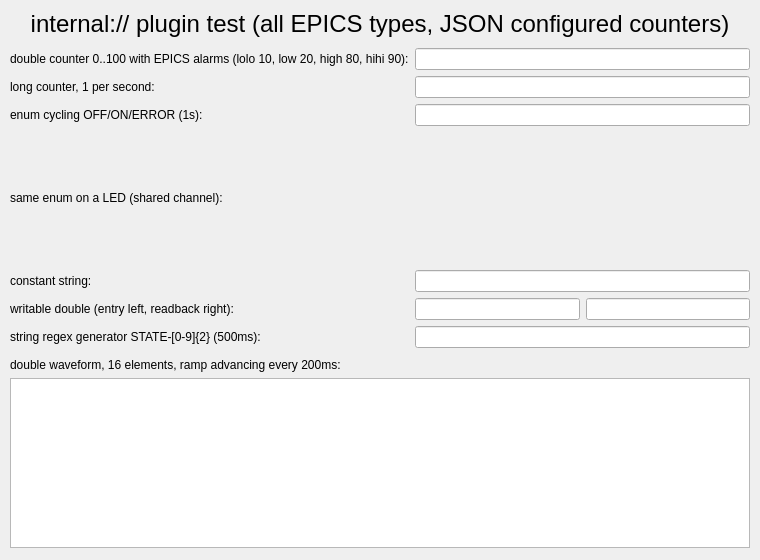
Before: the Qt Designer form caQtDM_Tests/internalplugintest.ui in CraftingDragon007/caqtdm, drawn with Qt 5.
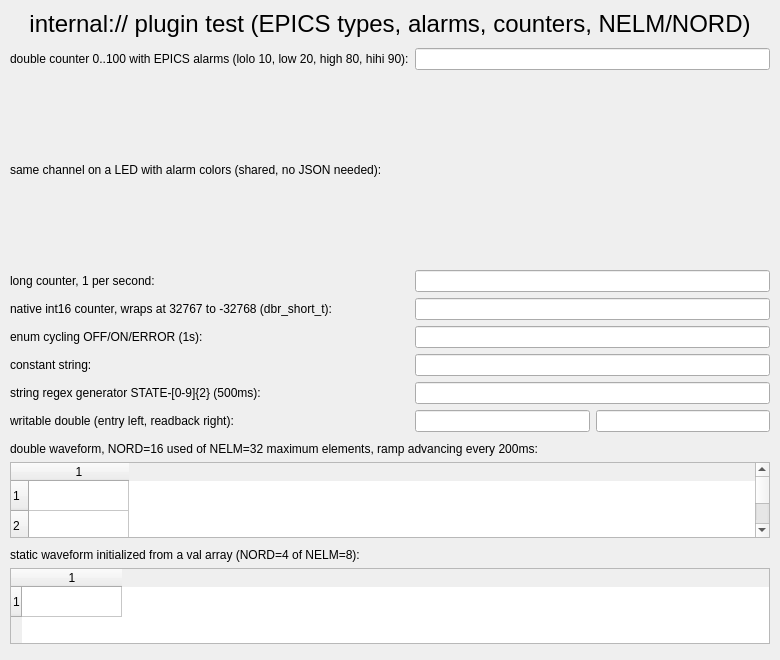
After: the same form once the commit is applied. Custom widgets are drawn as their Qt base class.

Commit message: nord and nelm like EPICS

```diff
--- a/caQtDM_Tests/internalplugintest.ui
+++ b/caQtDM_Tests/internalplugintest.ui
@@ -6,8 +6,8 @@
    <rect>
     <x>0</x>
     <y>0</y>
-    <width>760</width>
-    <height>560</height>
+    <width>780</width>
+    <height>660</height>
    </rect>
   </property>
   <property name="windowTitle">
@@ -19,7 +19,7 @@
      <rect>
       <x>10</x>
       <y>8</y>
-      <width>740</width>
+      <width>760</width>
       <height>32</height>
      </rect>
     </property>
@@ -29,7 +29,7 @@
      </font>
     </property>
     <property name="text">
-     <string>internal:// plugin test (all EPICS types, JSON configured counters)</string>
+     <string>internal:// plugin test (EPICS types, alarms, counters, NELM/NORD)</string>
     </property>
     <property name="alignment">
      <set>Qt::AlignmentFlag::AlignCenter</set>
@@ -40,8 +40,8 @@
      <rect>
       <x>10</x>
       <y>48</y>
-      <width>740</width>
-      <height>300</height>
+      <width>760</width>
+      <height>384</height>
      </rect>
     </property>
     <layout class="QGridLayout" name="gridLayout">
@@ -63,68 +63,78 @@
       </widget>
      </item>
      <item row="1" column="0">
+      <widget class="caLabel" name="calabel_ramp_led">
+       <property name="text">
+        <string>same channel on a LED with alarm colors (shared, no JSON needed):</string>
+       </property>
+      </widget>
+     </item>
+     <item row="1" column="1">
+      <widget class="caLed" name="caled_ramp">
+       <property name="channel" stdset="0">
+        <string>internal://RAMP</string>
+       </property>
+       <property name="colorMode">
+        <enum>caLed::colMode::Alarm</enum>
+       </property>
+      </widget>
+     </item>
+     <item row="2" column="0">
       <widget class="caLabel" name="calabel_count">
        <property name="text">
         <string>long counter, 1 per second:</string>
        </property>
       </widget>
      </item>
-     <item row="1" column="1">
+     <item row="2" column="1">
       <widget class="caLineEdit" name="calineedit_count">
        <property name="channel">
         <string>internal://COUNT.{&quot;type&quot;:&quot;long&quot;,&quot;mode&quot;:&quot;counter&quot;,&quot;val&quot;:0,&quot;step&quot;:1,&quot;period&quot;:1000}</string>
        </property>
       </widget>
      </item>
-     <item row="2" column="0">
+     <item row="3" column="0">
+      <widget class="caLabel" name="calabel_int16">
+       <property name="text">
+        <string>native int16 counter, wraps at 32767 to -32768 (dbr_short_t):</string>
+       </property>
+      </widget>
+     </item>
+     <item row="3" column="1">
+      <widget class="caLineEdit" name="calineedit_int16">
+       <property name="channel" stdset="0">
+        <string>internal://INT16.{&quot;type&quot;:&quot;int&quot;,&quot;mode&quot;:&quot;counter&quot;,&quot;val&quot;:32700,&quot;step&quot;:10,&quot;period&quot;:500}</string>
+       </property>
+      </widget>
+     </item>
+     <item row="4" column="0">
       <widget class="caLabel" name="calabel_state">
        <property name="text">
         <string>enum cycling OFF/ON/ERROR (1s):</string>
        </property>
       </widget>
      </item>
-     <item row="2" column="1">
+     <item row="4" column="1">
       <widget class="caLineEdit" name="calineedit_state">
        <property name="channel">
         <string>internal://STATE.{&quot;type&quot;:&quot;enum&quot;,&quot;mode&quot;:&quot;counter&quot;,&quot;period&quot;:1000,&quot;enums&quot;:[&quot;OFF&quot;,&quot;ON&quot;,&quot;ERROR&quot;]}</string>
        </property>
       </widget>
      </item>
-     <item row="3" column="0">
-      <widget class="caLabel" name="calabel_state_led">
-       <property name="text">
-        <string>same enum on a LED (shared channel):</string>
-       </property>
-      </widget>
-     </item>
-     <item row="3" column="1">
-      <widget class="caLed" name="caled_state">
-       <property name="channel">
-        <string>internal://STATE</string>
-       </property>
-      </widget>
-     </item>
-     <item row="4" column="0">
+     <item row="5" column="0">
       <widget class="caLabel" name="calabel_message">
        <property name="text">
         <string>constant string:</string>
        </property>
       </widget>
      </item>
-     <item row="4" column="1">
+     <item row="5" column="1">
       <widget class="caLineEdit" name="calineedit_message">
        <property name="channel">
         <string>internal://MESSAGE.{&quot;type&quot;:&quot;string&quot;,&quot;val&quot;:&quot;hello from the internal plugin&quot;}</string>
        </property>
       </widget>
      </item>
-     <item row="5" column="0">
-      <widget class="caLabel" name="calabel_setpoint">
-       <property name="text">
-        <string>writable double (entry left, readback right):</string>
-       </property>
-      </widget>
-     </item>
      <item row="6" column="0">
       <widget class="caLabel" name="calabel_serial">
        <property name="text">
@@ -139,7 +149,14 @@
        </property>
       </widget>
      </item>
-     <item row="5" column="1">
+     <item row="7" column="0">
+      <widget class="caLabel" name="calabel_setpoint">
+       <property name="text">
+        <string>writable double (entry left, readback right):</string>
+       </property>
+      </widget>
+     </item>
+     <item row="7" column="1">
       <layout class="QHBoxLayout" name="horizontalLayout_setpoint">
        <item>
         <widget class="caTextEntry" name="catextentry_setpoint">
@@ -163,51 +180,184 @@
     <property name="geometry">
      <rect>
       <x>10</x>
-      <y>356</y>
-      <width>740</width>
+      <y>440</y>
+      <width>760</width>
       <height>18</height>
      </rect>
     </property>
     <property name="text">
-     <string>double waveform, 16 elements, ramp advancing every 200ms:</string>
+     <string>double waveform, NORD=16 used of NELM=32 maximum elements, ramp advancing every 200ms:</string>
     </property>
    </widget>
    <widget class="caWaveTable" name="cawavetable_wave">
     <property name="geometry">
      <rect>
       <x>10</x>
-      <y>378</y>
-      <width>740</width>
-      <height>170</height>
+      <y>462</y>
+      <width>760</width>
+      <height>76</height>
      </rect>
     </property>
     <property name="channel">
      <string>internal://WAVE.{&quot;type&quot;:&quot;double&quot;,&quot;mode&quot;:&quot;counter&quot;,&quot;val&quot;:0,&quot;step&quot;:1,&quot;period&quot;:200,&quot;nelm&quot;:16}</string>
     </property>
+    <property name="numberOfRows">
+     <number>16</number>
+    </property>
+    <row/>
+    <row/>
+    <row/>
+    <row/>
+    <row/>
+    <row/>
+    <row/>
+    <row/>
+    <row/>
+    <row/>
+    <row/>
+    <row/>
+    <row/>
+    <row/>
+    <row/>
+    <row/>
+    <column/>
+    <item row="0" column="0">
+     <property name="font">
+      <font/>
+     </property>
+    </item>
+    <item row="1" column="0">
+     <property name="font">
+      <font/>
+     </property>
+    </item>
+    <item row="2" column="0">
+     <property name="font">
+      <font/>
+     </property>
+    </item>
+    <item row="3" column="0">
+     <property name="font">
+      <font/>
+     </property>
+    </item>
+    <item row="4" column="0">
+     <property name="font">
+      <font/>
+     </property>
+    </item>
+    <item row="5" column="0">
+     <property name="font">
+      <font/>
+     </property>
+    </item>
+    <item row="6" column="0">
+     <property name="font">
+      <font/>
+     </property>
+    </item>
+    <item row="7" column="0">
+     <property name="font">
+      <font/>
+     </property>
+    </item>
+    <item row="8" column="0">
+     <property name="font">
+      <font/>
+     </property>
+    </item>
+    <item row="9" column="0">
+     <property name="font">
+      <font/>
+     </property>
+    </item>
+    <item row="10" column="0">
+     <property name="font">
+      <font/>
+     </property>
+    </item>
+    <item row="11" column="0">
+     <property name="font">
+      <font/>
+     </property>
+    </item>
+    <item row="12" column="0">
+     <property name="font">
+      <font/>
+     </property>
+    </item>
+    <item row="13" column="0">
+     <property name="font">
+      <font/>
+     </property>
+    </item>
+    <item row="14" column="0">
+     <property name="font">
+      <font/>
+     </property>
+    </item>
+    <item row="15" column="0">
+     <property name="font">
+      <font/>
+     </property>
+    </item>
+   </widget>
+   <widget class="caLabel" name="calabel_winit">
+    <property name="geometry">
+     <rect>
+      <x>10</x>
+      <y>546</y>
+      <width>760</width>
+      <height>18</height>
+     </rect>
+    </property>
+    <property name="text">
+     <string>static waveform initialized from a val array (NORD=4 of NELM=8):</string>
+    </property>
+   </widget>
+   <widget class="caWaveTable" name="cawavetable_winit">
+    <property name="geometry">
+     <rect>
+      <x>10</x>
+      <y>568</y>
+      <width>760</width>
+      <height>76</height>
+     </rect>
+    </property>
+    <property name="channel" stdset="0">
+     <string>internal://WINIT.{&quot;type&quot;:&quot;double&quot;,&quot;nelm&quot;:8,&quot;val&quot;:[1.5,2.5,3.5,4.5]}</string>
+    </property>
+    <row/>
+    <column/>
+    <item row="0" column="0">
+     <property name="font">
+      <font/>
+     </property>
+    </item>
    </widget>
   </widget>
  </widget>
  <customwidgets>
-  <customwidget>
-   <class>caLabel</class>
-   <extends>QLabel</extends>
-   <header>caLabel</header>
-  </customwidget>
-  <customwidget>
-   <class>caLineEdit</class>
-   <extends>QLineEdit</extends>
-   <header>caLineEdit</header>
-  </customwidget>
   <customwidget>
    <class>caTextEntry</class>
    <extends>caLineEdit</extends>
    <header>caTextEntry</header>
   </customwidget>
+  <customwidget>
+   <class>caLabel</class>
+   <extends>QLabel</extends>
+   <header>caLabel</header>
+  </customwidget>
   <customwidget>
    <class>caLed</class>
    <extends>QWidget</extends>
    <header>caLed</header>
   </customwidget>
+  <customwidget>
+   <class>caLineEdit</class>
+   <extends>QLineEdit</extends>
+   <header>caLineEdit</header>
+  </customwidget>
   <customwidget>
    <class>caWaveTable</class>
    <extends>QTableWidget</extends>
```
Left out of the diff: 20 changed lines with no effect on the pictures. The commit also changes 5 other files.
